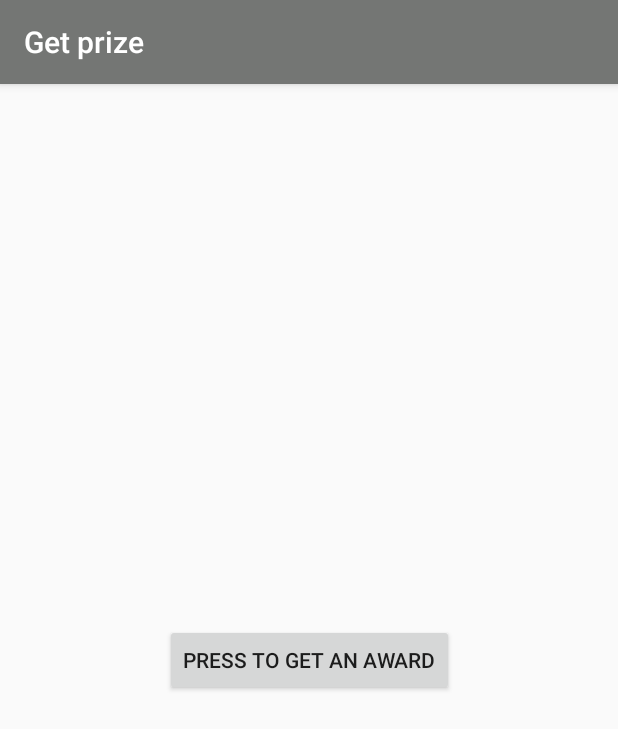
After one commit to ALUGratka/Conquerors, an Android app: the EverydayPrizeActivity screen opened directly, with no data from a screen before it, on a phone screen of 412 x 824 dp. The commit adds this screen. Shown: the top 729 px of the screen. Run offline under Robolectric (Android 15) with nearby library versions, the phone set to English and light mode, and no system bars; our stand-ins replace ButterKnife; libraries missing offline, so code that uses them is left out: rx.android.schedulers, rx.schedulers; 2 statements that could not run were skipped.

Commit message:
EverydayPrize Presentation

```diff
--- /dev/null
+++ b/domain/src/main/java/pl/conquerors/app/domain/interactor/everydayPrize/EverydayPrizeUseCase.java
@@ -0,0 +1,14 @@
+package pl.conquerors.app.domain.interactor.everydayPrize;
+
+import pl.conquerors.app.domain.executor.ComposedScheduler;
+import pl.conquerors.app.domain.interactor.ResultUseCase;
+import rx.Observable;
+
+public class EverydayPrizeUseCase extends ResultUseCase<Void> {
+    public EverydayPrizeUseCase(ComposedScheduler scheduler) { super(scheduler); }
+
+    @Override
+    protected Observable<Void> buildUseCaseObservable() {
+        return null;
+    }
+}
--- a/presentation/src/main/AndroidManifest.xml
+++ b/presentation/src/main/AndroidManifest.xml
@@ -41,6 +41,11 @@
             android:label="@string/title_activity_login"
             android:screenOrientation="fullSensor">
         </activity>
+        <activity
+            android:name=".view.everydayPrize.EverydayPrizeActivity"
+            android:label="Get prize"
+            android:screenOrientation="fullSensor">
+        </activity>
     </application>
 
 </manifest>
--- a/presentation/src/main/java/pl/conquerors/app/navigation/Navigator.java
+++ b/presentation/src/main/java/pl/conquerors/app/navigation/Navigator.java
@@ -2,6 +2,7 @@ package pl.conquerors.app.navigation;
 
 import android.content.Context;
 
+import pl.conquerors.app.view.everydayPrize.EverydayPrizeActivity;
 import pl.conquerors.app.view.home.HomeActivity;
 import pl.conquerors.app.view.login.LoginActivity;
 import pl.conquerors.app.view.register.RegistrationActivity;
@@ -20,5 +21,9 @@ public class Navigator {
         context.startActivity(LoginActivity.getStartingIntents(context));
     }
 
+    public static void startEverydayPrize(Context context) {
+        context.startActivity(EverydayPrizeActivity.getStartingIntents(context));
+    }
+
     //TODO startRegistration, startLogin
 }
--- /dev/null
+++ b/presentation/src/main/java/pl/conquerors/app/view/everydayPrize/EverydayPrizeActivity.java
@@ -0,0 +1,44 @@
+package pl.conquerors.app.view.everydayPrize;
+
+import android.content.Context;
+import android.content.Intent;
+import android.os.Bundle;
+import android.support.annotation.Nullable;
+
+import pl.conquerors.app.R;
+import pl.conquerors.app.base.BaseActivity;
+import pl.conquerors.app.domain.interactor.everydayPrize.EverydayPrizeUseCase;
+import pl.conquerors.app.navigation.Navigator;
+import pl.conquerors.app.scheduler.AndroidComposedScheduler;
+
+public class EverydayPrizeActivity extends BaseActivity implements EverydayPrizeView{
+
+    EverydayPrizePresenter mEverydayPrizePresenter;
+    public static Intent getStartingIntents(Context context) {
+        return new Intent(context, EverydayPrizeActivity.class);
+    }
+
+    @Override
+    protected void onCreate(@Nullable Bundle savedInstanceState) {
+        super.onCreate(savedInstanceState);
+        setContentView(R.layout.activity_everyday_prize);
+
+        EverydayPrizeUseCase everydayPrizeUseCase = new EverydayPrizeUseCase(new AndroidComposedScheduler());
+
+        mEverydayPrizePresenter = new EverydayPrizePresenter(everydayPrizeUseCase);
+        mEverydayPrizePresenter.setmView(this);
+    }
+
+    @Override
+    public void showLoading() {
+    }
+
+    @Override
+    public void hideLoading() {
+    }
+
+    @Override
+    public void getPrize() {
+        Navigator.startHome(this);
+    }
+}
--- /dev/null
+++ b/presentation/src/main/res/layout/activity_everyday_prize.xml
@@ -0,0 +1,17 @@
+<?xml version="1.0" encoding="utf-8"?>
+<android.support.constraint.ConstraintLayout
+    xmlns:android="http://schemas.android.com/apk/res/android"
+    xmlns:app="http://schemas.android.com/apk/res-auto"
+    android:layout_width="match_parent"
+    android:layout_height="match_parent">
+
+    <Button
+        android:id="@+id/button"
+        android:layout_width="wrap_content"
+        android:layout_height="wrap_content"
+        android:text="@string/action_everyday_prize"
+        app:layout_constraintBottom_toBottomOf="parent"
+        app:layout_constraintEnd_toEndOf="parent"
+        app:layout_constraintStart_toStartOf="parent"
+        app:layout_constraintTop_toTopOf="parent" />
+</android.support.constraint.ConstraintLayout>
--- a/presentation/src/main/res/values/strings.xml
+++ b/presentation/src/main/res/values/strings.xml
@@ -31,6 +31,9 @@
     <string name="tomorrow">Tomorrow</string>
     <string name="date_long_format">EEEE, MMMM d</string>
 
+    <!-- Get everyday prize -->
+    <string name="action_everyday_prize">Press to get an award</string>
+
     <!-- Errors -->
     <string name="error_invalid_email">This email address is invalid</string>
     <string name="error_invalid_email_match">Email and confirmation does not match</string>
```
Also changed, not shown: presentation/src/main/java/pl/conquerors/app/view/everydayPrize/EverydayPrizePresenter.java (added, +12 -0 lines), 2 other files.
